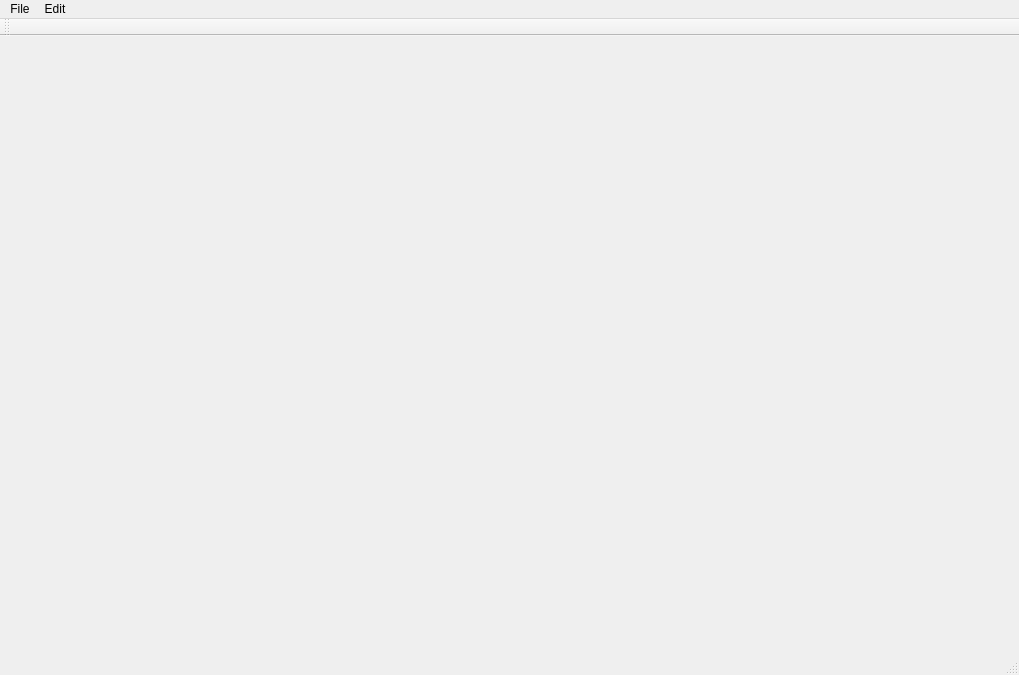
Old version of the form apps/ophidian_gui/mainwindow.ui in the repository eclufsc/ophidian.
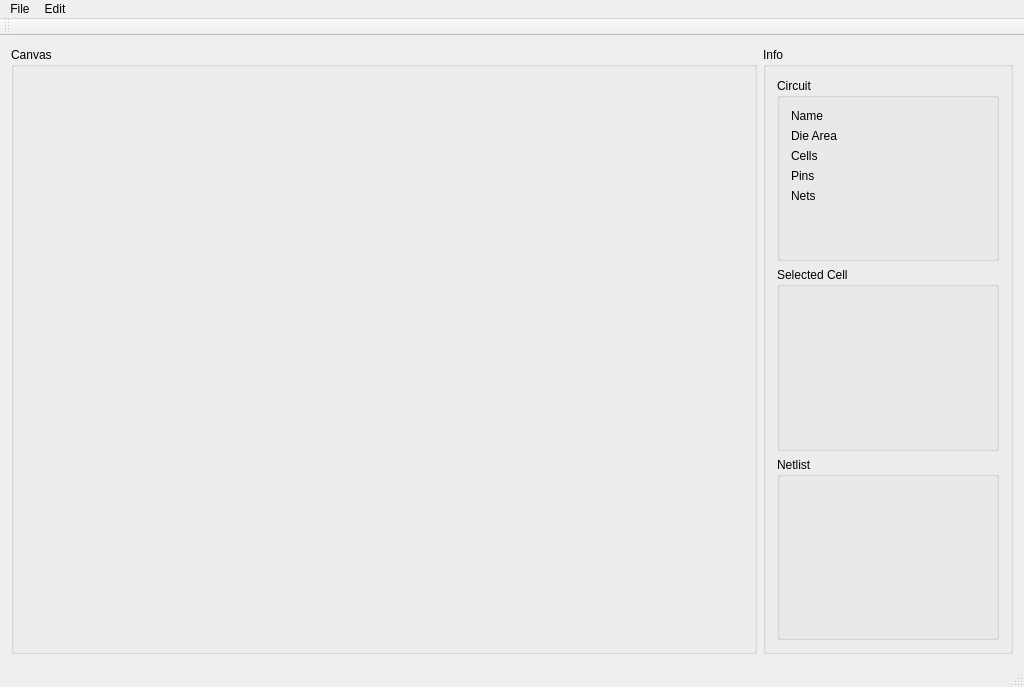
New version of the form.

Commit message: Creating design and getting the values of cells, pins and nets

```diff
--- a/apps/ophidian_gui/mainwindow.ui
+++ b/apps/ophidian_gui/mainwindow.ui
@@ -6,20 +6,156 @@
    <rect>
     <x>0</x>
     <y>0</y>
-    <width>1019</width>
-    <height>675</height>
+    <width>1024</width>
+    <height>687</height>
    </rect>
   </property>
-  <property name="maximumSize">
-   <size>
-    <width>1019</width>
-    <height>675</height>
-   </size>
+  <property name="focusPolicy">
+   <enum>Qt::NoFocus</enum>
   </property>
   <property name="windowTitle">
    <string>MainWindow</string>
   </property>
-  <widget class="QWidget" name="centralWidget"/>
+  <widget class="QWidget" name="centralWidget">
+   <layout class="QHBoxLayout" name="horizontalLayout">
+    <item>
+     <widget class="QGroupBox" name="groupBox">
+      <property name="title">
+       <string>Canvas</string>
+      </property>
+     </widget>
+    </item>
+    <item>
+     <widget class="QGroupBox" name="InfoBox">
+      <property name="enabled">
+       <bool>true</bool>
+      </property>
+      <property name="sizePolicy">
+       <sizepolicy hsizetype="Expanding" vsizetype="Expanding">
+        <horstretch>0</horstretch>
+        <verstretch>0</verstretch>
+       </sizepolicy>
+      </property>
+      <property name="maximumSize">
+       <size>
+        <width>250</width>
+        <height>16777215</height>
+       </size>
+      </property>
+      <property name="tabletTracking">
+       <bool>false</bool>
+      </property>
+      <property name="autoFillBackground">
+       <bool>false</bool>
+      </property>
+      <property name="title">
+       <string>Info</string>
+      </property>
+      <property name="flat">
+       <bool>false</bool>
+      </property>
+      <layout class="QVBoxLayout" name="verticalLayout">
+       <item>
+        <widget class="QGroupBox" name="circuit">
+         <property name="enabled">
+          <bool>true</bool>
+         </property>
+         <property name="title">
+          <string>Circuit</string>
+         </property>
+         <layout class="QFormLayout" name="formLayout">
+          <item row="0" column="0">
+           <widget class="QLabel" name="circuitName">
+            <property name="text">
+             <string>Name</string>
+            </property>
+           </widget>
+          </item>
+          <item row="0" column="1">
+           <widget class="QLabel" name="circuitName_2">
+            <property name="text">
+             <string/>
+            </property>
+           </widget>
+          </item>
+          <item row="1" column="0">
+           <widget class="QLabel" name="circuitDieArea">
+            <property name="text">
+             <string>Die Area</string>
+            </property>
+           </widget>
+          </item>
+          <item row="1" column="1">
+           <widget class="QLabel" name="circuitDieArea_2">
+            <property name="text">
+             <string/>
+            </property>
+           </widget>
+          </item>
+          <item row="2" column="0">
+           <widget class="QLabel" name="circuitCells">
+            <property name="text">
+             <string>Cells</string>
+            </property>
+           </widget>
+          </item>
+          <item row="2" column="1">
+           <widget class="QLabel" name="circuitCells_2">
+            <property name="text">
+             <string/>
+            </property>
+           </widget>
+          </item>
+          <item row="3" column="0">
+           <widget class="QLabel" name="circuitPins">
+            <property name="text">
+             <string>Pins</string>
+            </property>
+           </widget>
+          </item>
+          <item row="3" column="1">
+           <widget class="QLabel" name="circuitPins_2">
+            <property name="text">
+             <string/>
+            </property>
+           </widget>
+          </item>
+          <item row="4" column="0">
+           <widget class="QLabel" name="circuitNets">
+            <property name="text">
+             <string>Nets</string>
+            </property>
+           </widget>
+          </item>
+          <item row="4" column="1">
+           <widget class="QLabel" name="circuitNets_2">
+            <property name="text">
+             <string/>
+            </property>
+           </widget>
+          </item>
+         </layout>
+        </widget>
+       </item>
+       <item>
+        <widget class="QGroupBox" name="selectedCell">
+         <property name="title">
+          <string>Selected Cell</string>
+         </property>
+        </widget>
+       </item>
+       <item>
+        <widget class="QGroupBox" name="netlist">
+         <property name="title">
+          <string>Netlist</string>
+         </property>
+        </widget>
+       </item>
+      </layout>
+     </widget>
+    </item>
+   </layout>
+  </widget>
   <widget class="QToolBar" name="mainToolBar">
    <attribute name="toolBarArea">
     <enum>TopToolBarArea</enum>
@@ -28,13 +164,12 @@
     <bool>false</bool>
    </attribute>
   </widget>
-  <widget class="QStatusBar" name="statusBar"/>
   <widget class="QMenuBar" name="menuBar">
    <property name="geometry">
     <rect>
      <x>0</x>
      <y>0</y>
-     <width>1019</width>
+     <width>1024</width>
      <height>22</height>
     </rect>
    </property>
@@ -61,6 +196,7 @@
    <addaction name="menuFile"/>
    <addaction name="menuEdit"/>
   </widget>
+  <widget class="QStatusBar" name="statusBar"/>
   <action name="actionICCAD_2017">
    <property name="text">
     <string>ICCAD 2017</string>
```
The commit also changes 5 other files.
